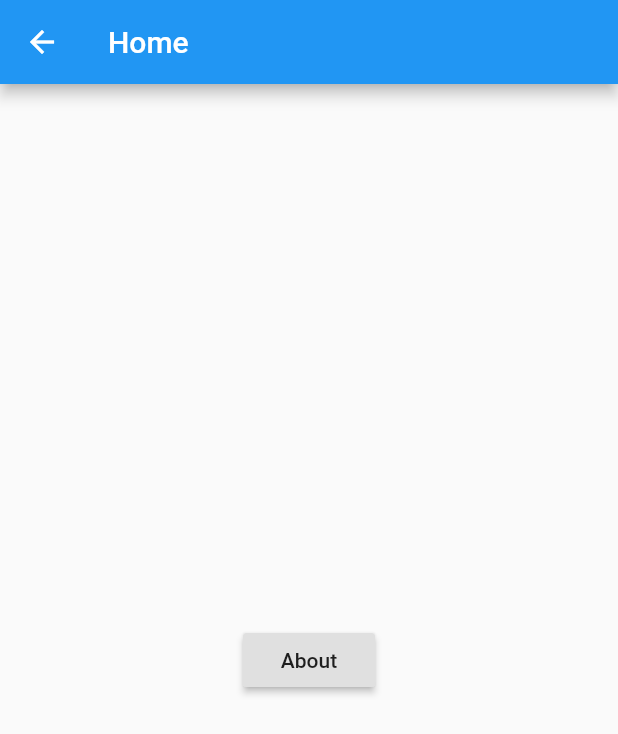
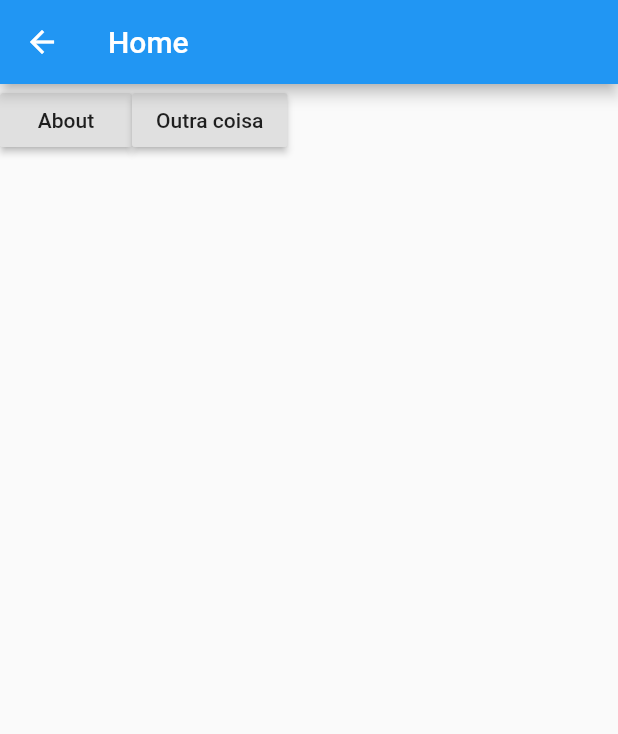
Before and after one commit to keyeMyria/flutter-app, a Flutter app: the HomePage screen opened directly, after a tap on "About", on a phone screen of 412 x 824 dp. Shown: the top 734 px of the screen. Run offline on Flutter 3.47's test engine with Material 2 defaults, Android fonts, the phone set to English and light mode, and no system bars; our stand-ins replace fluro; missing offline and left inert: validator; statements that could not run were skipped.

Commit message:
creating the branch to work with a real app

```diff
--- a/app/lib/pages/home.page.dart
+++ b/app/lib/pages/home.page.dart
@@ -15,10 +15,21 @@ class _HomePageState extends State<HomePage> {
       appBar: new AppBar(
         title: new Text('Home'),
       ),
-      body: new Center(
-          child: new RaisedButton(onPressed: () {
-            navigate(context, 'about');
-          }, child: new Text('About'))
+      body: new Row(
+        children: <Widget>[
+          new Container(
+              child: new RaisedButton(
+                  onPressed: () {
+                    navigate(context, 'about');
+                  },
+                  child: new Text('About'))),
+          new Container(
+              child: new RaisedButton(
+                  onPressed: () {
+                    navigate(context, 'about');
+                  },
+                  child: new Text('Outra coisa')))
+        ],
       ),
     );
   }
```
Also changed, not shown: app/lib/pages/login.page.dart (+6 -1 lines).
